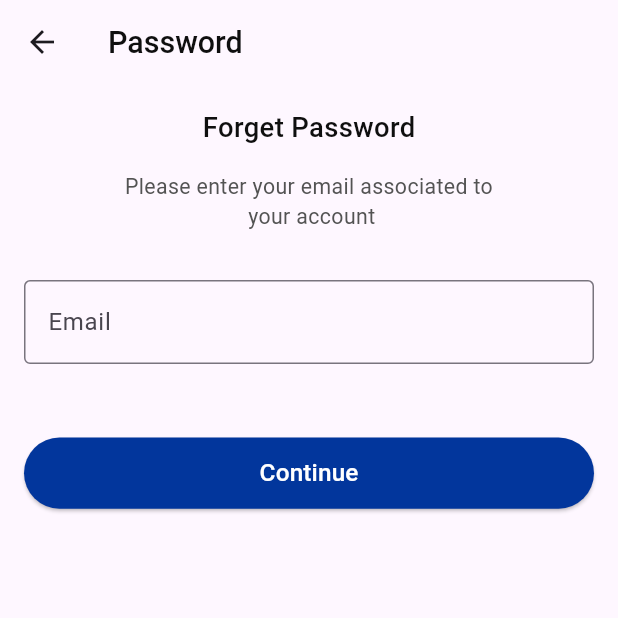
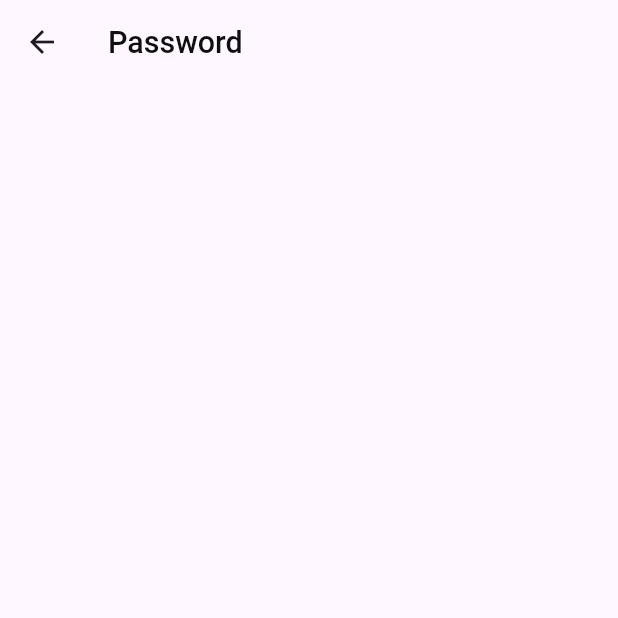
Before and after one commit to MuhamedUssama/Online-Exam-App, a Flutter app: the screen it shows after launch, on a phone screen of 412 x 824 dp, the top half of it. Run offline on Flutter 3.47's test engine with Material 3 defaults, Android fonts, the phone set to English and light mode, and no system bars; our stand-ins replace connectivity_plus, dio, equatable, flutter_bloc, flutter_screenutil, flutter_secure_storage and 4 more.

Commit message:
Added ResetPasswordScreen to AppRouter and EmailVerificationScreen, and make EmailVerificationScreen navigate to ResetPasswordScreen after success state

```diff
--- a/lib/config/router/app_router.dart
+++ b/lib/config/router/app_router.dart
@@ -2,6 +2,7 @@ import 'package:flutter/material.dart';
 
 import '../../features/forget_password/presentation/email_verification_screen.dart';
 import '../../features/forget_password/presentation/forget_password_screen.dart';
+import '../../features/forget_password/presentation/reset_password_screen.dart';
 import 'routes_name.dart';
 
 class AppRouters {
@@ -17,6 +18,11 @@ class AppRouters {
           builder: (context) => const EmailVerificationScreen(),
         );
 
+      case RoutesName.resetPasswordScreen:
+        return MaterialPageRoute(
+          builder: (context) => const ResetPasswordScreen(),
+        );
+
       default:
         return MaterialPageRoute(builder: (context) => unDefinePageRoute());
     }
--- a/lib/features/forget_password/presentation/email_verification_screen.dart
+++ b/lib/features/forget_password/presentation/email_verification_screen.dart
@@ -5,6 +5,7 @@ import 'package:flutter_screenutil/flutter_screenutil.dart';
 import '../../../config/theme/test_style.dart';
 import '../../../core/di/di.dart';
 import '../../../core/utils/dialog_utils.dart';
+import 'reset_password_screen.dart';
 import 'view_models/email_verification_view_model/email_verification_states.dart';
 import 'view_models/email_verification_view_model/email_verification_view_model.dart';
 import 'widgets/custom_otp_widget.dart';
@@ -66,6 +67,14 @@ class _EmailVerificationScreenState extends State<EmailVerificationScreen> {
                 contentMessage:
                     "Check your email please, Code resent successfully.",
                 posActionName: "Ok",
+                posActionFunction: () {
+                  Navigator.pushReplacement(
+                    context,
+                    MaterialPageRoute(
+                      builder: (context) => const ResetPasswordScreen(),
+                    ),
+                  );
+                },
               );
             }
           },
--- /dev/null
+++ b/lib/features/forget_password/presentation/reset_password_screen.dart
@@ -0,0 +1,16 @@
+import 'package:flutter/material.dart';
+
+import '../../../config/theme/test_style.dart';
+
+class ResetPasswordScreen extends StatelessWidget {
+  const ResetPasswordScreen({super.key});
+
+  @override
+  Widget build(BuildContext context) {
+    return Scaffold(
+      appBar: AppBar(
+        title: Text('Password', style: TextStyles.font20BaseDarkMedium),
+      ),
+    );
+  }
+}
--- a/lib/steller.dart
+++ b/lib/steller.dart
@@ -16,7 +16,7 @@ class Steller extends StatelessWidget {
       child: MaterialApp(
         title: 'Steller App',
         debugShowCheckedModeBanner: false,
-        initialRoute: RoutesName.forgetPasswordScreen,
+        initialRoute: RoutesName.resetPasswordScreen,
         onGenerateRoute: (settings) => AppRouters.onGenerate(settings),
       ),
     );
```
